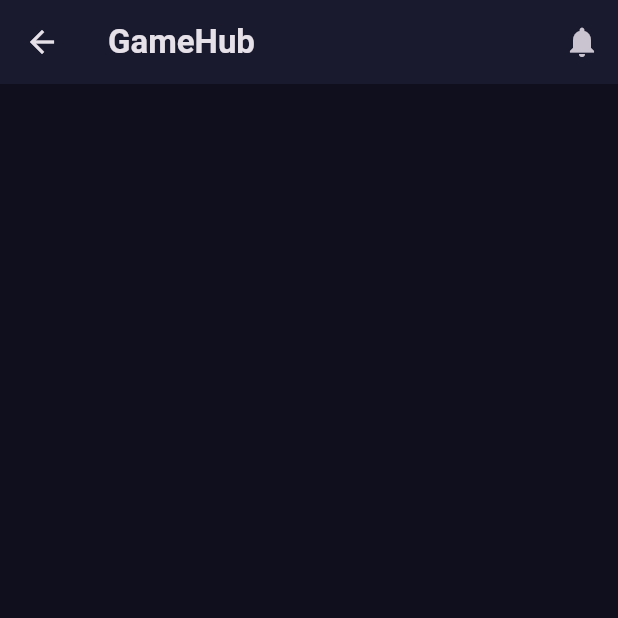
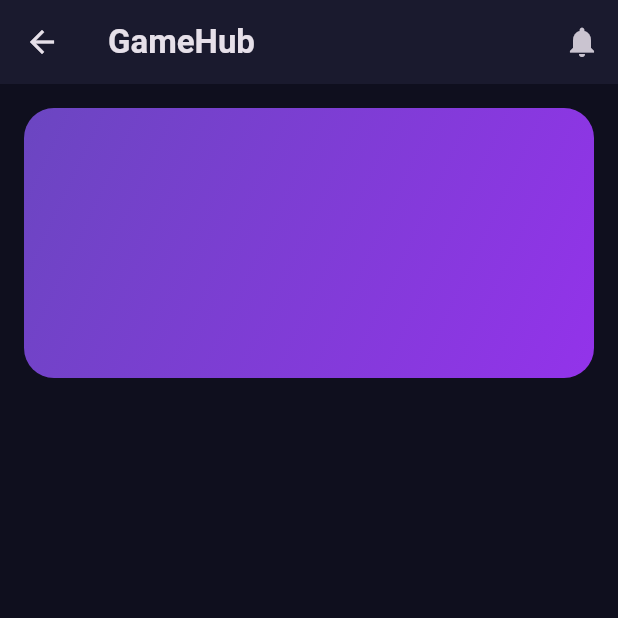
Before and after one commit to RuleOfNight/2025_LTTBDD_N05_Nhom_6, a Flutter app: the HomeScreen screen opened directly, on a phone screen of 412 x 824 dp, the top half of it. Run offline on Flutter 3.47's test engine with Material 3 defaults, Android fonts, the phone set to English and light mode, and no system bars; our stand-ins replace rive; missing offline and left inert: sudoku_solver_generator.

Commit message:
feat: add banner container

```diff
--- a/lib/screens/HomeScreen.dart
+++ b/lib/screens/HomeScreen.dart
@@ -11,6 +11,7 @@ class HomeScreen extends StatelessWidget {
 			child: Column(
 			crossAxisAlignment: CrossAxisAlignment.start,
 			children: [
+				_buildBanner(context),
 				const SizedBox(height: 20),
 			],
 			),
@@ -34,4 +35,19 @@ class HomeScreen extends StatelessWidget {
 		],
 		);
 	}
+
+	Widget _buildBanner(BuildContext context) {
+		return Container(
+		margin: const EdgeInsets.all(16),
+		height: 180,
+		decoration: BoxDecoration(
+			borderRadius: BorderRadius.circular(20),
+			gradient: const LinearGradient(
+			colors: [Color(0xFF6B46C1), Color(0xFF9333EA)],
+			begin: Alignment.topLeft,
+			end: Alignment.bottomRight,
+			),
+		),
+		);
 	}
+}
```
Lines whose indentation alone changed are shown as unchanged.
